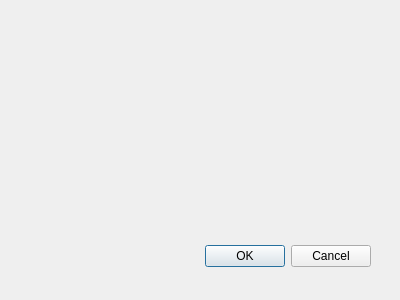
Qt form 04-Qt/Notepad--/aboutdialog.ui (mjbrusso/Lab3-2021-2) before a commit.
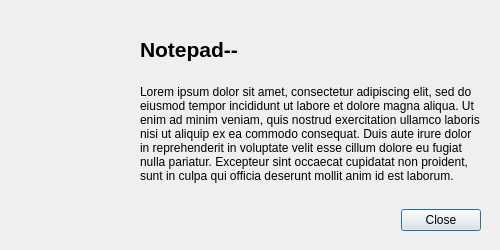
The same form after that commit. Icons and pictures are not drawn.

Patch:
```diff
--- a/04-Qt/Notepad--/aboutdialog.ui
+++ b/04-Qt/Notepad--/aboutdialog.ui
@@ -8,28 +8,99 @@
    <rect>
     <x>0</x>
     <y>0</y>
-    <width>400</width>
-    <height>300</height>
+    <width>500</width>
+    <height>250</height>
    </rect>
   </property>
+  <property name="minimumSize">
+   <size>
+    <width>500</width>
+    <height>250</height>
+   </size>
+  </property>
+  <property name="maximumSize">
+   <size>
+    <width>500</width>
+    <height>250</height>
+   </size>
+  </property>
   <property name="windowTitle">
    <string>Dialog</string>
   </property>
-  <widget name="buttonBox" class="QDialogButtonBox">
+  <widget class="QLabel" name="label_3">
    <property name="geometry">
     <rect>
-     <x>30</x>
-     <y>240</y>
+     <x>40</x>
+     <y>20</y>
+     <width>71</width>
+     <height>71</height>
+    </rect>
+   </property>
+   <property name="text">
+    <string/>
+   </property>
+   <property name="pixmap">
+    <pixmap resource="resources.qrc">:/img/logo.png</pixmap>
+   </property>
+  </widget>
+  <widget class="QWidget" name="layoutWidget">
+   <property name="geometry">
+    <rect>
+     <x>140</x>
+     <y>20</y>
      <width>341</width>
-     <height>32</height>
+     <height>211</height>
     </rect>
    </property>
-   <property name="orientation">
-    <enum>Qt::Horizontal</enum>
-   </property>
-   <property name="standardButtons">
-    <set>QDialogButtonBox::Cancel|QDialogButtonBox::Ok</set>
-   </property>
+   <layout class="QVBoxLayout" name="verticalLayout">
+    <item>
+     <widget class="QLabel" name="label">
+      <property name="font">
+       <font>
+        <pointsize>16</pointsize>
+        <weight>75</weight>
+        <bold>true</bold>
+       </font>
+      </property>
+      <property name="text">
+       <string>Notepad--</string>
+      </property>
+     </widget>
+    </item>
+    <item>
+     <widget class="QLabel" name="label_2">
+      <property name="text">
+       <string>Lorem ipsum dolor sit amet, consectetur adipiscing elit, sed do eiusmod tempor incididunt ut labore et dolore magna aliqua. Ut enim ad minim veniam, quis nostrud exercitation ullamco laboris nisi ut aliquip ex ea commodo consequat. Duis aute irure dolor in reprehenderit in voluptate velit esse cillum dolore eu fugiat nulla pariatur. Excepteur sint occaecat cupidatat non proident, sunt in culpa qui officia deserunt mollit anim id est laborum.</string>
+      </property>
+      <property name="wordWrap">
+       <bool>true</bool>
+      </property>
+     </widget>
+    </item>
+    <item>
+     <spacer name="verticalSpacer">
+      <property name="orientation">
+       <enum>Qt::Vertical</enum>
+      </property>
+      <property name="sizeType">
+       <enum>QSizePolicy::Fixed</enum>
+      </property>
+      <property name="sizeHint" stdset="0">
+       <size>
+        <width>20</width>
+        <height>20</height>
+       </size>
+      </property>
+     </spacer>
+    </item>
+    <item>
+     <widget class="QDialogButtonBox" name="buttonBox">
+      <property name="standardButtons">
+       <set>QDialogButtonBox::Close</set>
+      </property>
+     </widget>
+    </item>
+   </layout>
   </widget>
  </widget>
  <pixmapfunction/>
```
Left out of the diff: 37 changed lines with no effect on the pictures.
